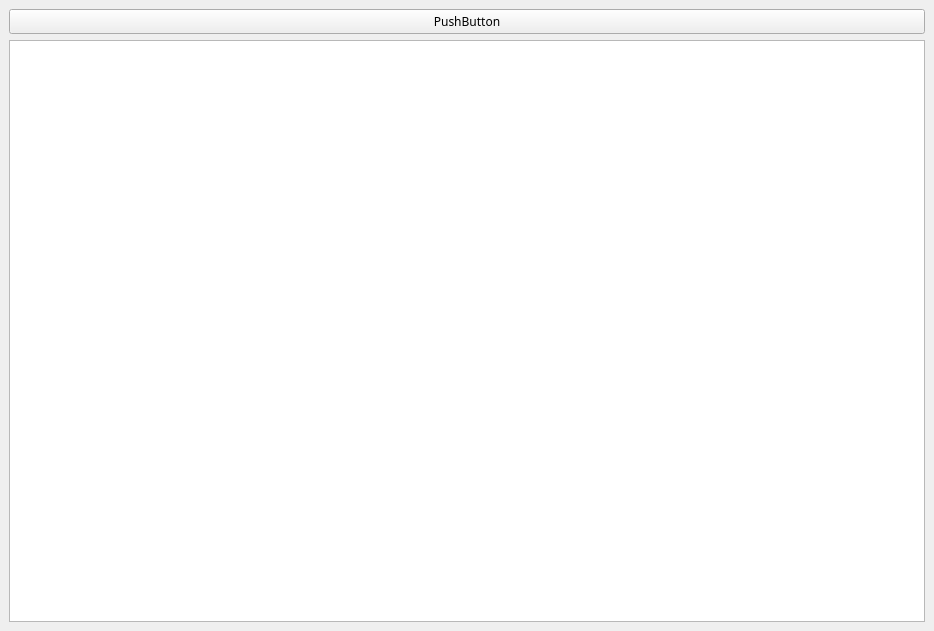
Before: the Qt Designer form src/mainwindow.ui in PreafericitulMarcus/MNote, drawn with Qt 5.
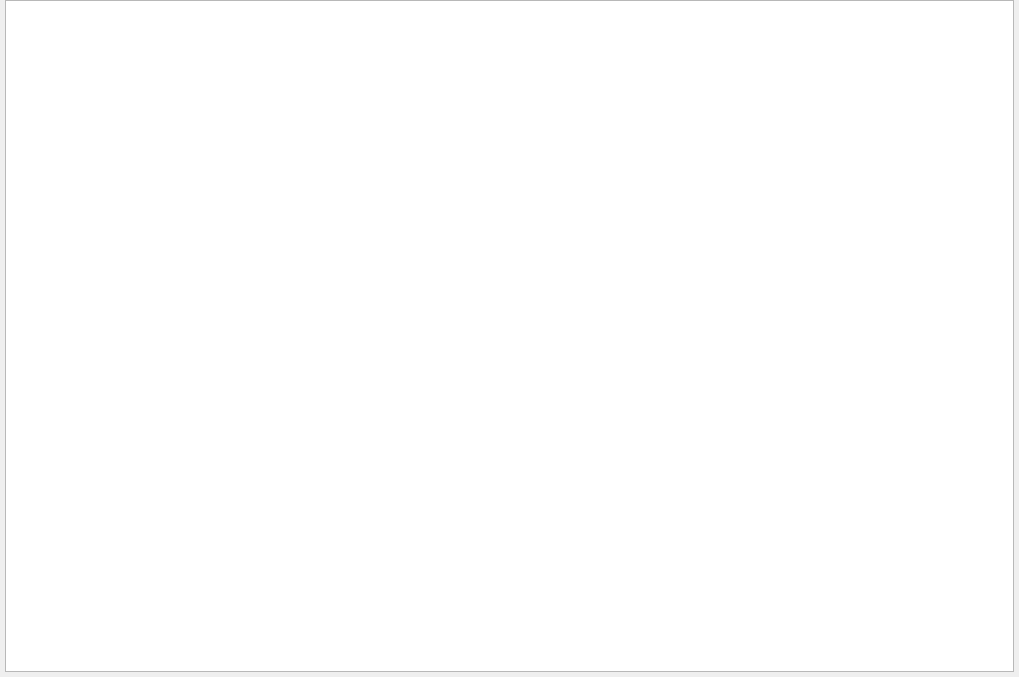
After: the same form once the commit is applied.

```diff
--- a/src/mainwindow.ui
+++ b/src/mainwindow.ui
@@ -6,35 +6,65 @@
    <rect>
     <x>0</x>
     <y>0</y>
-    <width>934</width>
-    <height>631</height>
+    <width>1019</width>
+    <height>677</height>
    </rect>
   </property>
   <property name="windowTitle">
    <string>MNote</string>
   </property>
   <widget class="QWidget" name="centralwidget">
+   <property name="sizePolicy">
+    <sizepolicy hsizetype="Expanding" vsizetype="Expanding">
+     <horstretch>0</horstretch>
+     <verstretch>0</verstretch>
+    </sizepolicy>
+   </property>
    <property name="font">
     <font>
      <family>YaHei Consolas Hybrid</family>
     </font>
    </property>
    <layout class="QGridLayout" name="gridLayout_2">
+    <property name="sizeConstraint">
+     <enum>QLayout::SizeConstraint::SetDefaultConstraint</enum>
+    </property>
+    <property name="leftMargin">
+     <number>0</number>
+    </property>
+    <property name="topMargin">
+     <number>0</number>
+    </property>
+    <property name="rightMargin">
+     <number>0</number>
+    </property>
+    <property name="bottomMargin">
+     <number>0</number>
+    </property>
+    <property name="spacing">
+     <number>0</number>
+    </property>
     <item row="0" column="0">
      <layout class="QGridLayout" name="gridLayout">
-      <item row="1" column="0">
-       <widget class="QTextEdit" name="textEdit">
-        <property name="font">
-         <font>
-          <family>YaHei Consolas Hybrid</family>
-         </font>
-        </property>
-       </widget>
-      </item>
+      <property name="leftMargin">
+       <number>5</number>
+      </property>
+      <property name="topMargin">
+       <number>0</number>
+      </property>
+      <property name="rightMargin">
+       <number>5</number>
+      </property>
+      <property name="bottomMargin">
+       <number>5</number>
+      </property>
       <item row="0" column="0">
-       <widget class="QPushButton" name="pushButton">
-        <property name="text">
-         <string>PushButton</string>
+       <widget class="QTextEdit" name="textEdit">
+        <property name="sizePolicy">
+         <sizepolicy hsizetype="Expanding" vsizetype="Expanding">
+          <horstretch>0</horstretch>
+          <verstretch>0</verstretch>
+         </sizepolicy>
         </property>
        </widget>
       </item>
```
